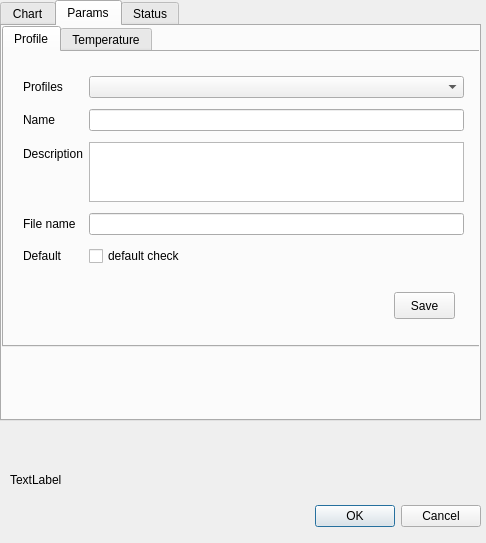
This is profiles/profiledialog.ui in cuby-tec/qt_thermo as Qt 5 draws it before an edit. The edited form follows.
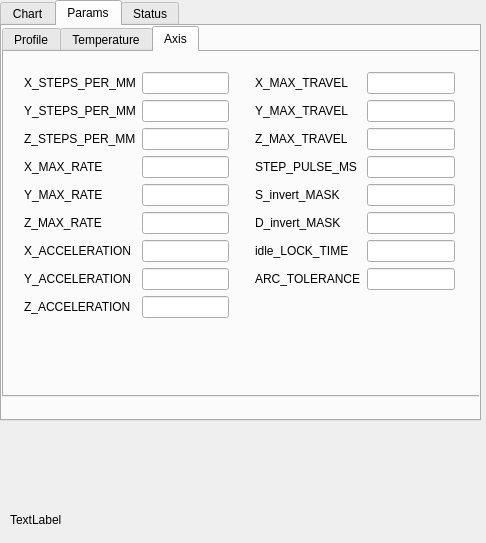
This is the edited form. The open tabs and pages were chosen to show the change. Icons and pictures are not drawn. Custom widgets are drawn as their Qt base class.

Patch:
```diff
--- a/profiles/profiledialog.ui
+++ b/profiles/profiledialog.ui
@@ -13,22 +13,6 @@
   <property name="windowTitle">
    <string>Profiles Dialog</string>
   </property>
-  <widget class="QDialogButtonBox" name="buttonBox">
-   <property name="geometry">
-    <rect>
-     <x>180</x>
-     <y>500</y>
-     <width>301</width>
-     <height>32</height>
-    </rect>
-   </property>
-   <property name="orientation">
-    <enum>Qt::Horizontal</enum>
-   </property>
-   <property name="standardButtons">
-    <set>QDialogButtonBox::Cancel|QDialogButtonBox::Ok</set>
-   </property>
-  </widget>
   <widget class="QTabWidget" name="tabWidget">
    <property name="geometry">
     <rect>
@@ -91,13 +75,30 @@
        <x>0</x>
        <y>0</y>
        <width>481</width>
-       <height>321</height>
+       <height>371</height>
       </rect>
      </property>
+     <property name="font">
+      <font>
+       <weight>50</weight>
+       <bold>false</bold>
+      </font>
+     </property>
      <property name="currentIndex">
       <number>1</number>
      </property>
      <widget class="QWidget" name="tab_3">
+      <property name="font">
+       <font>
+        <weight>50</weight>
+        <bold>false</bold>
+       </font>
+      </property>
+      <attribute name="icon">
+       <iconset resource="../resources.qrc">
+        <normaloff>:/images/copy.png</normaloff>
+        <normalon>:/images/write.png</normalon>:/images/copy.png</iconset>
+      </attribute>
       <attribute name="title">
        <string>Profile</string>
       </attribute>
@@ -285,19 +286,248 @@
           </property>
          </widget>
         </item>
-        <item row="3" column="0">
-         <widget class="QLabel" name="label_5">
-          <property name="text">
-           <string>Derivative term Kd</string>
+       </layout>
+      </widget>
+     </widget>
+     <widget class="QWidget" name="tab_5">
+      <attribute name="title">
+       <string>Axis</string>
+      </attribute>
+      <widget class="QWidget" name="horizontalLayoutWidget">
+       <property name="geometry">
+        <rect>
+         <x>0</x>
+         <y>0</y>
+         <width>471</width>
+         <height>341</height>
+        </rect>
+       </property>
+       <layout class="QHBoxLayout" name="horizontalLayout">
+        <property name="leftMargin">
+         <number>10</number>
+        </property>
+        <property name="topMargin">
+         <number>10</number>
+        </property>
+        <property name="rightMargin">
+         <number>10</number>
+        </property>
+        <property name="bottomMargin">
+         <number>10</number>
+        </property>
+        <item>
+         <layout class="QFormLayout" name="formLayout_2">
+          <property name="leftMargin">
+           <number>10</number>
           </property>
-         </widget>
+          <property name="topMargin">
+           <number>10</number>
+          </property>
+          <property name="rightMargin">
+           <number>10</number>
+          </property>
+          <property name="bottomMargin">
+           <number>10</number>
+          </property>
+          <item row="0" column="0">
+           <widget class="QLabel" name="label_6">
+            <property name="text">
+             <string>X_STEPS_PER_MM</string>
+            </property>
+           </widget>
+          </item>
+          <item row="0" column="1">
+           <widget class="QLineEdit" name="lineEdit"/>
+          </item>
+          <item row="1" column="0">
+           <widget class="QLabel" name="label_7">
+            <property name="text">
+             <string>Y_STEPS_PER_MM</string>
+            </property>
+           </widget>
+          </item>
+          <item row="1" column="1">
+           <widget class="QLineEdit" name="lineEdit_2"/>
+          </item>
+          <item row="2" column="0">
+           <widget class="QLabel" name="label_8">
+            <property name="text">
+             <string>Z_STEPS_PER_MM</string>
+            </property>
+           </widget>
+          </item>
+          <item row="2" column="1">
+           <widget class="QLineEdit" name="lineEdit_3"/>
+          </item>
+          <item row="3" column="0">
+           <widget class="QLabel" name="label_9">
+            <property name="text">
+             <string>X_MAX_RATE</string>
+            </property>
+           </widget>
+          </item>
+          <item row="3" column="1">
+           <widget class="QLineEdit" name="lineEdit_4"/>
+          </item>
+          <item row="4" column="0">
+           <widget class="QLabel" name="label_10">
+            <property name="text">
+             <string>Y_MAX_RATE</string>
+            </property>
+           </widget>
+          </item>
+          <item row="4" column="1">
+           <widget class="QLineEdit" name="lineEdit_5"/>
+          </item>
+          <item row="5" column="0">
+           <widget class="QLabel" name="label_11">
+            <property name="text">
+             <string>Z_MAX_RATE</string>
+            </property>
+           </widget>
+          </item>
+          <item row="5" column="1">
+           <widget class="QLineEdit" name="lineEdit_6"/>
+          </item>
+          <item row="6" column="0">
+           <widget class="QLabel" name="label_12">
+            <property name="text">
+             <string>X_ACCELERATION</string>
+            </property>
+           </widget>
+          </item>
+          <item row="7" column="0">
+           <widget class="QLabel" name="label_13">
+            <property name="text">
+             <string>Y_ACCELERATION</string>
+            </property>
+           </widget>
+          </item>
+          <item row="6" column="1">
+           <widget class="QLineEdit" name="lineEdit_7"/>
+          </item>
+          <item row="7" column="1">
+           <widget class="QLineEdit" name="lineEdit_8"/>
+          </item>
+          <item row="8" column="0">
+           <widget class="QLabel" name="label_14">
+            <property name="text">
+             <string>Z_ACCELERATION</string>
+            </property>
+           </widget>
+          </item>
+          <item row="8" column="1">
+           <widget class="QLineEdit" name="lineEdit_9"/>
+          </item>
+         </layout>
         </item>
-        <item row="3" column="1">
-         <widget class="QLineEdit" name="tderivative_lineEdit">
-          <property name="inputMask">
-           <string>000.0000</string>
+        <item>
+         <layout class="QFormLayout" name="formLayout_3">
+          <property name="leftMargin">
+           <number>10</number>
           </property>
-         </widget>
+          <property name="topMargin">
+           <number>10</number>
+          </property>
+          <property name="rightMargin">
+           <number>10</number>
+          </property>
+          <property name="bottomMargin">
+           <number>10</number>
+          </property>
+          <item row="0" column="0">
+           <widget class="QLabel" name="x_MAX_TRAVELLabel">
+            <property name="text">
+             <string>X_MAX_TRAVEL</string>
+            </property>
+           </widget>
+          </item>
+          <item row="0" column="1">
+           <widget class="QLineEdit" name="x_MAX_TRAVELLineEdit"/>
+          </item>
+          <item row="1" column="0">
+           <widget class="QLabel" name="y_MAX_TRAVELLabel">
+            <property name="text">
+             <string>Y_MAX_TRAVEL</string>
+            </property>
+           </widget>
+          </item>
+          <item row="1" column="1">
+           <widget class="QLineEdit" name="y_MAX_TRAVELLineEdit"/>
+          </item>
+          <item row="2" column="0">
+           <widget class="QLabel" name="z_MAX_TRAVELLabel">
+            <property name="text">
+             <string>Z_MAX_TRAVEL</string>
+            </property>
+           </widget>
+          </item>
+          <item row="2" column="1">
+           <widget class="QLineEdit" name="z_MAX_TRAVELLineEdit"/>
+          </item>
+          <item row="3" column="0">
+           <widget class="QLabel" name="sTEP_PULSE_MICROSECONDSLabel">
+            <property name="toolTip">
+             <string>STEP_PULSE_MICROSECONDS</string>
+            </property>
+            <property name="text">
+             <string>STEP_PULSE_MS</string>
+            </property>
+           </widget>
+          </item>
+          <item row="3" column="1">
+           <widget class="QLineEdit" name="step_PULSE_MICROSECONDSLineEdit"/>
+          </item>
+          <item row="4" column="0">
+           <widget class="QLabel" name="s_iNVERT_MASKLabel">
+            <property name="toolTip">
+             <string>STEPPING_INVERT_MASK</string>
+            </property>
+            <property name="text">
+             <string>S_invert_MASK</string>
+            </property>
+           </widget>
+          </item>
+          <item row="4" column="1">
+           <widget class="QLineEdit" name="invert_MASKLineEdit"/>
+          </item>
+          <item row="5" column="0">
+           <widget class="QLabel" name="d_INVERT_MASKLabel">
+            <property name="toolTip">
+             <string>DIRECTION_INVERT_MASK</string>
+            </property>
+            <property name="text">
+             <string>D_invert_MASK</string>
+            </property>
+           </widget>
+          </item>
+          <item row="5" column="1">
+           <widget class="QLineEdit" name="d_INVERT_MASKLineEdit"/>
+          </item>
+          <item row="6" column="0">
+           <widget class="QLabel" name="idle_LOCK_TIMELabel">
+            <property name="toolTip">
+             <string>STEPPER_IDLE_LOCK_TIME</string>
+            </property>
+            <property name="text">
+             <string>idle_LOCK_TIME</string>
+            </property>
+           </widget>
+          </item>
+          <item row="6" column="1">
+           <widget class="QLineEdit" name="idle_LOCK_TIMELineEdit"/>
+          </item>
+          <item row="7" column="0">
+           <widget class="QLabel" name="aRC_TOLERANCELabel">
+            <property name="text">
+             <string>ARC_TOLERANCE</string>
+            </property>
+           </widget>
+          </item>
+          <item row="7" column="1">
+           <widget class="QLineEdit" name="aRC_TOLERANCELineEdit"/>
+          </item>
+         </layout>
         </item>
        </layout>
       </widget>
@@ -337,8 +567,8 @@
    <property name="geometry">
     <rect>
      <x>10</x>
-     <y>470</y>
-     <width>489</width>
+     <y>510</y>
+     <width>451</width>
      <height>20</height>
     </rect>
    </property>
```
Left out of the diff: 225 changed lines with no effect on the pictures.
